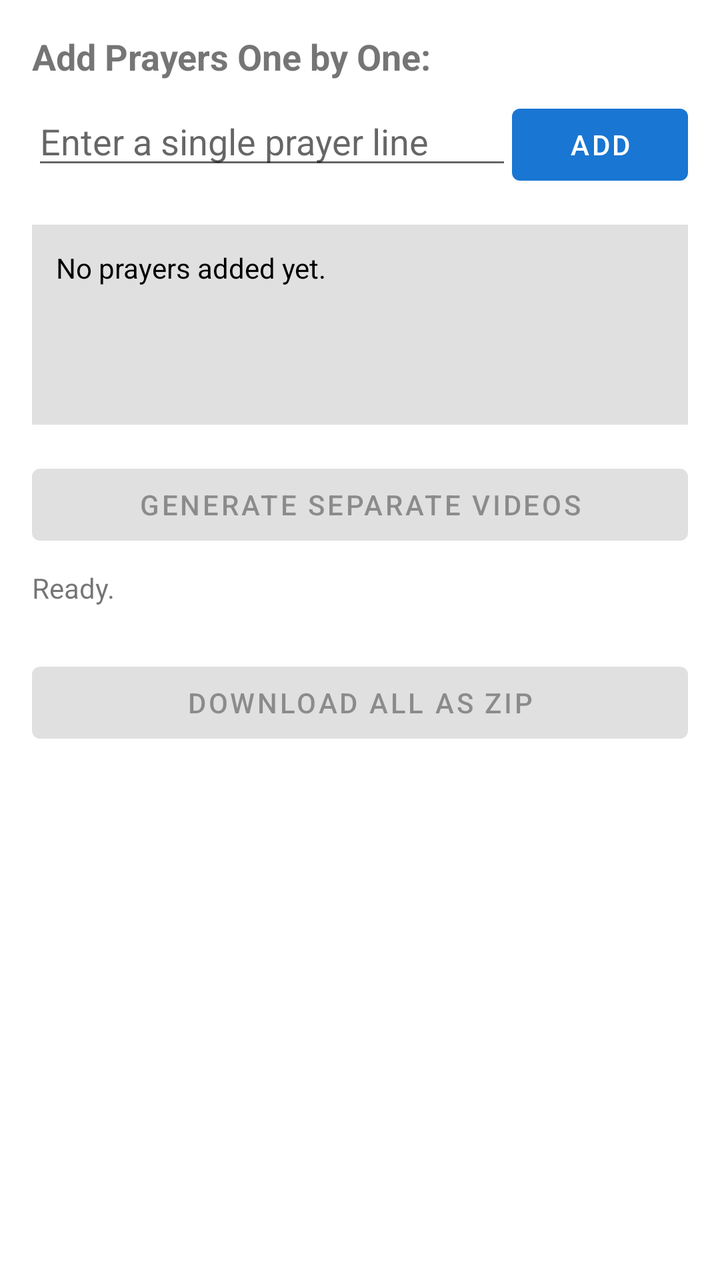
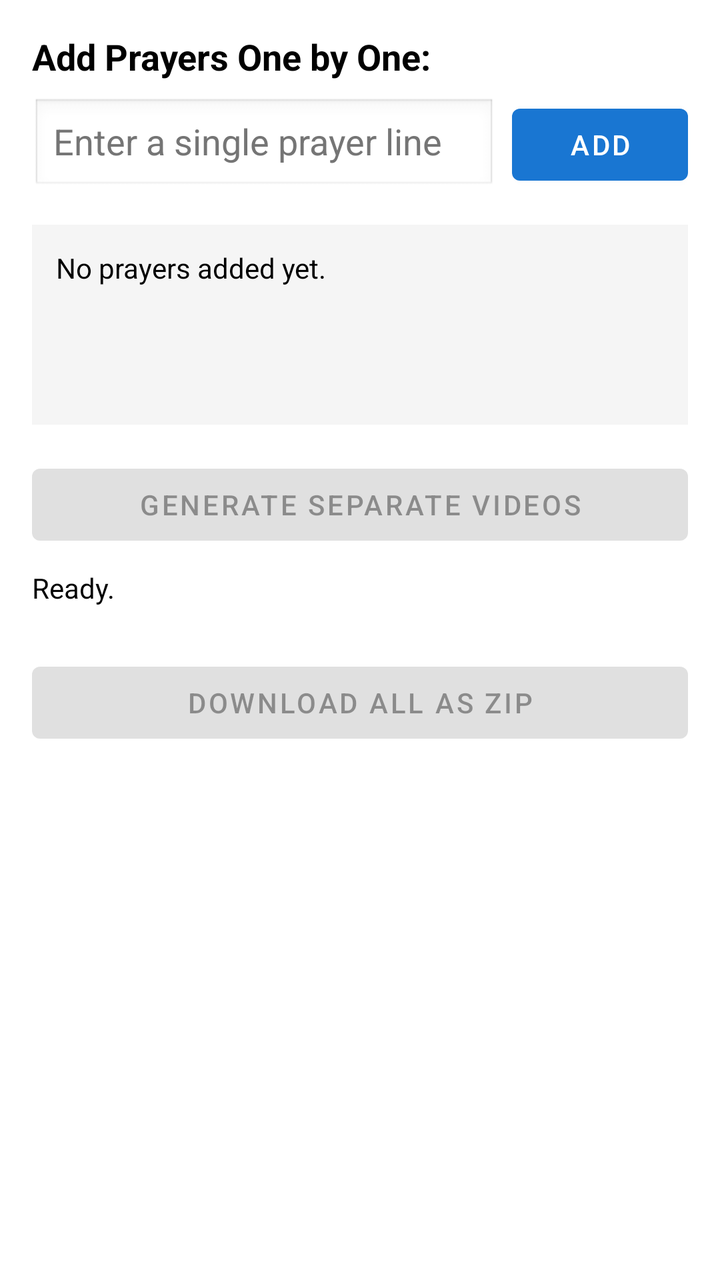

Before-and-after screenshots of an Android layout around one commit, followed by the original layout XML and the change that was made.
<!-- AndroidManifest.xml: application theme Theme.PrayerVideoGenerator -->
<!-- res/layout/activity_main.xml -->
<?xml version="1.0" encoding="utf-8"?>
<ScrollView xmlns:android="http://schemas.android.com/apk/res/android"
    android:layout_width="match_parent" android:layout_height="match_parent" android:padding="16dp">
    
    <LinearLayout android:layout_width="match_parent" android:layout_height="wrap_content" android:orientation="vertical">
        
        <TextView android:layout_width="wrap_content" android:layout_height="wrap_content"
            android:text="Add Prayers One by One:" android:textSize="18sp" android:textStyle="bold" android:layout_marginBottom="8dp"/>
        
        <LinearLayout android:layout_width="match_parent" android:layout_height="wrap_content" android:orientation="horizontal">
            <EditText android:id="@+id/etSinglePrayer" android:layout_width="0dp" android:layout_height="wrap_content"
                android:layout_weight="1" android:hint="Enter a single prayer line" android:inputType="text" android:maxLines="1"/>
            <Button android:id="@+id/btnAdd" android:layout_width="wrap_content" android:layout_height="wrap_content" android:text="Add"/>
        </LinearLayout>

        <TextView android:id="@+id/tvPrayerList" android:layout_width="match_parent" android:layout_height="wrap_content"
            android:layout_marginTop="16dp" android:layout_marginBottom="16dp" android:text="No prayers added yet."
            android:background="#E0E0E0" android:padding="12dp" android:minHeight="100dp" android:textColor="#000000"/>

        <Button android:id="@+id/btnGenerate" android:layout_width="match_parent" android:layout_height="wrap_content"
            android:text="Generate Separate Videos" android:enabled="false"/>
        
        <ProgressBar android:id="@+id/progressBar" android:layout_width="match_parent" android:layout_height="wrap_content"
            android:layout_marginTop="16dp" android:visibility="gone" style="?android:attr/progressBarStyleHorizontal"/>
            
        <TextView android:id="@+id/tvStatus" android:layout_width="match_parent" android:layout_height="wrap_content"
            android:layout_marginTop="8dp" android:text="Ready."/>
            
        <Button android:id="@+id/btnDownloadZip" android:layout_width="match_parent" android:layout_height="wrap_content"
            android:text="Download All as ZIP" android:layout_marginTop="24dp" android:enabled="false"/>
            
    </LinearLayout>
</ScrollView>
<!-- resources referenced by this layout -->
<resources>
  <style name="Theme.PrayerVideoGenerator" parent="Theme.MaterialComponents.DayNight.DarkActionBar">
          <item name="colorPrimary">#1976D2</item>
      </style>
</resources>

<!-- the commit's change to res/layout/activity_main.xml (unified diff, before → after) -->
@@ -1,21 +1,27 @@
 <?xml version="1.0" encoding="utf-8"?>
 <ScrollView xmlns:android="http://schemas.android.com/apk/res/android"
-    android:layout_width="match_parent" android:layout_height="match_parent" android:padding="16dp">
+    android:layout_width="match_parent" android:layout_height="match_parent" android:padding="16dp"
+    android:background="#FFFFFF">
     
     <LinearLayout android:layout_width="match_parent" android:layout_height="wrap_content" android:orientation="vertical">
         
         <TextView android:layout_width="wrap_content" android:layout_height="wrap_content"
-            android:text="Add Prayers One by One:" android:textSize="18sp" android:textStyle="bold" android:layout_marginBottom="8dp"/>
+            android:text="Add Prayers One by One:" android:textSize="18sp" android:textStyle="bold" 
+            android:layout_marginBottom="8dp" android:textColor="#000000"/>
         
         <LinearLayout android:layout_width="match_parent" android:layout_height="wrap_content" android:orientation="horizontal">
             <EditText android:id="@+id/etSinglePrayer" android:layout_width="0dp" android:layout_height="wrap_content"
-                android:layout_weight="1" android:hint="Enter a single prayer line" android:inputType="text" android:maxLines="1"/>
-            <Button android:id="@+id/btnAdd" android:layout_width="wrap_content" android:layout_height="wrap_content" android:text="Add"/>
+                android:layout_weight="1" android:hint="Enter a single prayer line" android:inputType="text" 
+                android:maxLines="1" android:textColor="#000000" android:textColorHint="#757575"
+                android:background="@android:drawable/edit_text"/>
+            <Button android:id="@+id/btnAdd" android:layout_width="wrap_content" android:layout_height="wrap_content" 
+                android:text="Add" android:layout_marginStart="8dp"/>
         </LinearLayout>
 
         <TextView android:id="@+id/tvPrayerList" android:layout_width="match_parent" android:layout_height="wrap_content"
             android:layout_marginTop="16dp" android:layout_marginBottom="16dp" android:text="No prayers added yet."
-            android:background="#E0E0E0" android:padding="12dp" android:minHeight="100dp" android:textColor="#000000"/>
+            android:background="#F5F5F5" android:padding="12dp" android:minHeight="100dp" 
+            android:textColor="#000000" android:textSize="14sp"/>
 
         <Button android:id="@+id/btnGenerate" android:layout_width="match_parent" android:layout_height="wrap_content"
             android:text="Generate Separate Videos" android:enabled="false"/>
@@ -24,7 +30,7 @@
             android:layout_marginTop="16dp" android:visibility="gone" style="?android:attr/progressBarStyleHorizontal"/>
             
         <TextView android:id="@+id/tvStatus" android:layout_width="match_parent" android:layout_height="wrap_content"
-            android:layout_marginTop="8dp" android:text="Ready."/>
+            android:layout_marginTop="8dp" android:text="Ready." android:textColor="#000000" android:textSize="14sp"/>
             
         <Button android:id="@+id/btnDownloadZip" android:layout_width="match_parent" android:layout_height="wrap_content"
             android:text="Download All as ZIP" android:layout_marginTop="24dp" android:enabled="false"/>
